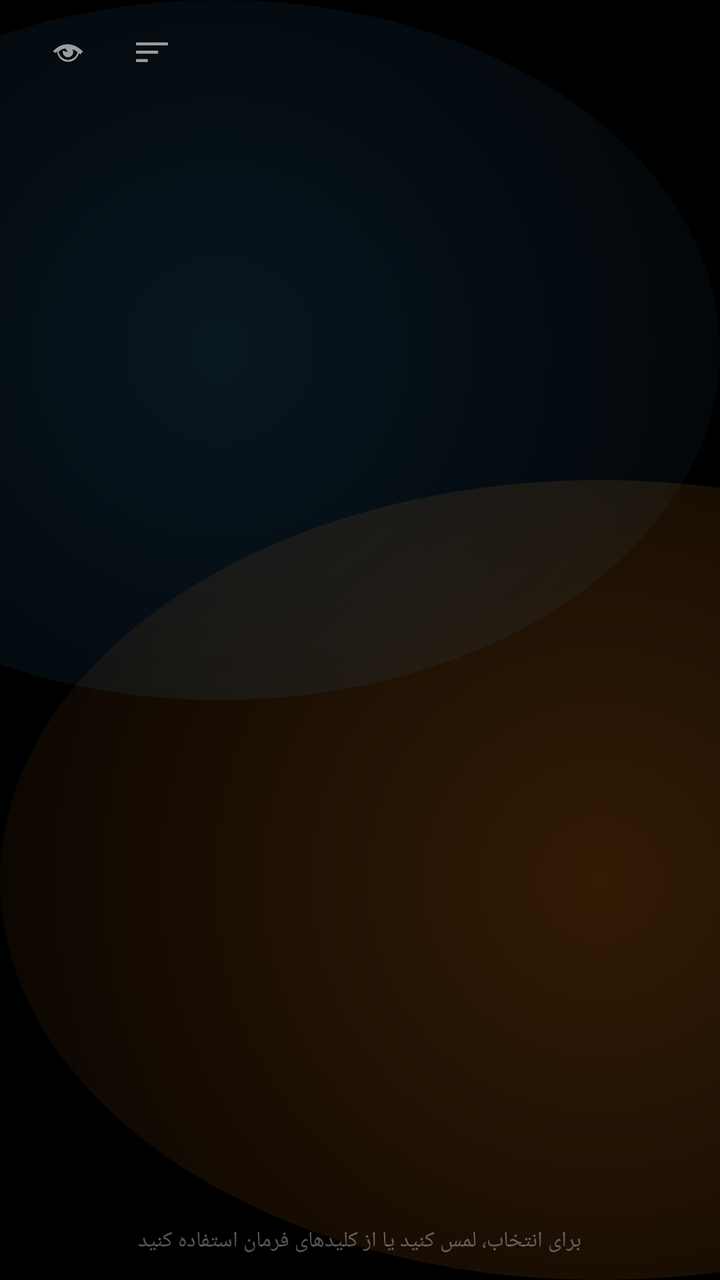
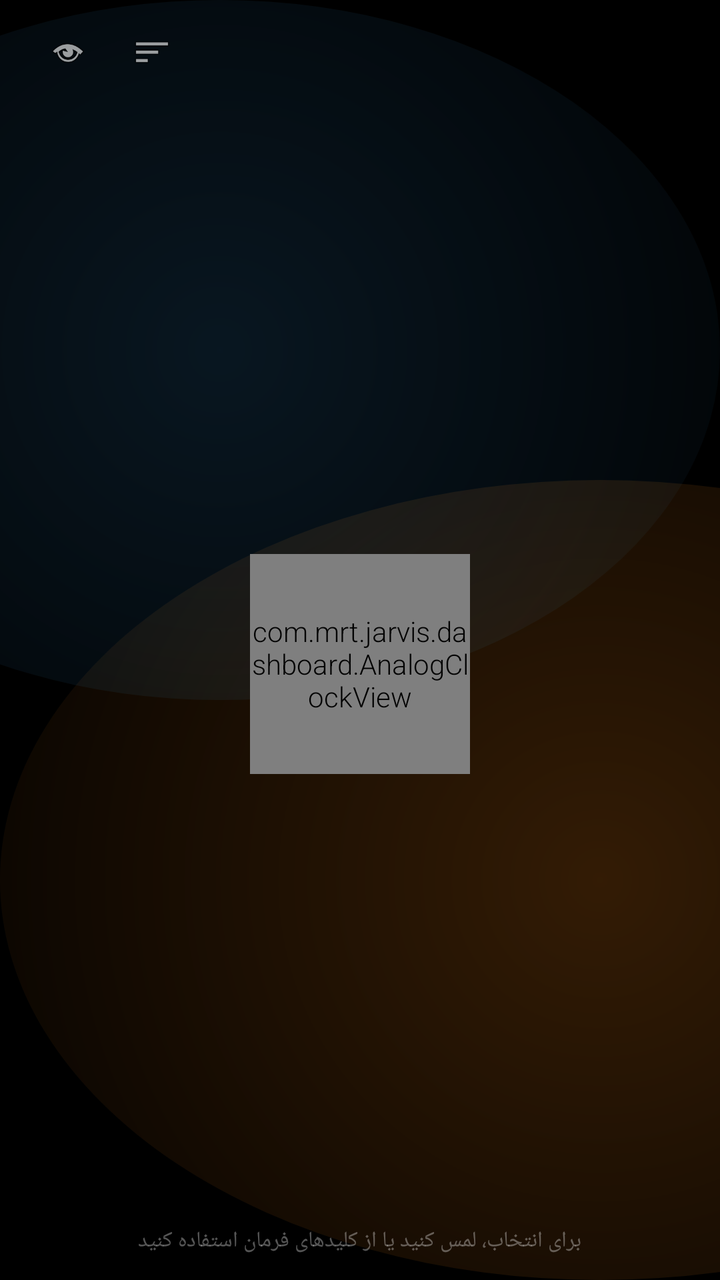

An Android layout rendered at two revisions. The XML below is the earlier revision; the diff shows what the commit changed to produce the second picture.
<!-- AndroidManifest.xml: application theme Theme.MRT -->
<!-- res/layout/activity_hub.xml -->
<?xml version="1.0" encoding="utf-8"?>
<FrameLayout xmlns:android="http://schemas.android.com/apk/res/android"
    android:layout_width="match_parent"
    android:layout_height="match_parent"
    android:background="@drawable/bg_hub"
    android:layoutDirection="ltr">

    
    <LinearLayout
        android:id="@+id/hubTopBar"
        android:layout_width="match_parent"
        android:layout_height="wrap_content"
        android:orientation="horizontal"
        android:gravity="center_vertical"
        android:paddingStart="20dp"
        android:paddingEnd="20dp"
        android:paddingTop="12dp"
        android:paddingBottom="6dp">

        <ImageView
            android:id="@+id/btnHome"
            android:layout_width="28dp"
            android:layout_height="28dp"
            android:src="@android:drawable/ic_menu_view"
            android:contentDescription="@string/back"
            android:padding="4dp"/>

        <ImageView
            android:id="@+id/btnGrid"
            android:layout_width="28dp"
            android:layout_height="28dp"
            android:layout_marginStart="14dp"
            android:src="@android:drawable/ic_menu_sort_by_size"
            android:contentDescription="@string/settings"
            android:padding="4dp"/>

        <View
            android:layout_width="0dp"
            android:layout_height="1dp"
            android:layout_weight="1"/>

        <TextView
            android:id="@+id/tvHubWarn"
            android:layout_width="wrap_content"
            android:layout_height="wrap_content"
            android:layout_marginEnd="16dp"
            android:text="▲"
            android:textColor="@color/amber"
            android:textSize="16sp"
            android:visibility="gone"/>

        <TextView
            android:id="@+id/tvHubStatus"
            android:layout_width="wrap_content"
            android:layout_height="wrap_content"
            android:layout_marginEnd="16dp"
            android:textColor="@color/text_dim"
            android:textSize="12sp"/>

        <TextView
            android:id="@+id/tvHubClock"
            android:layout_width="wrap_content"
            android:layout_height="wrap_content"
            android:textColor="@color/text"
            android:textSize="17sp"
            android:fontFamily="sans-serif-light"
            android:letterSpacing="0.05"/>
    </LinearLayout>

    
    <LinearLayout
        android:id="@+id/hubCards"
        android:layout_width="match_parent"
        android:layout_height="wrap_content"
        android:layout_gravity="center_vertical"
        android:orientation="horizontal"
        android:paddingStart="20dp"
        android:paddingEnd="20dp"/>

    
    <TextView
        android:id="@+id/tvHubHint"
        android:layout_width="wrap_content"
        android:layout_height="wrap_content"
        android:layout_gravity="bottom|center_horizontal"
        android:layout_marginBottom="12dp"
        android:text="@string/hub_hint"
        android:textColor="@color/text_muted"
        android:textSize="11sp"
        android:layoutDirection="rtl"/>
</FrameLayout>
<!-- resources referenced by this layout -->
<resources>
  <color name="amber">#FFF5A524</color>
  <color name="text">#FFEFF3F8</color>
  <color name="text_dim">#FF8A96A8</color>
  <color name="text_muted">#55FFFFFF</color>
  <!-- drawable bg_hub (drawable) -->
  <?xml version="1.0" encoding="utf-8"?>
  <layer-list xmlns:android="http://schemas.android.com/apk/res/android">
  
      
      <item>
          <shape android:shape="rectangle">
              <solid android:color="@color/bg_pure"/>
          </shape>
      </item>
  
      
      <item
          android:width="600dp"
          android:height="400dp"
          android:gravity="bottom|start"
          android:top="-200dp"
          android:right="-300dp">
          <shape android:shape="oval">
              <gradient
                  android:type="radial"
                  android:gradientRadius="400dp"
                  android:centerX="0.5"
                  android:centerY="0.5"
                  android:startColor="#33FF8A1A"
                  android:endColor="#00000000"/>
          </shape>
      </item>
  
      
      <item
          android:width="500dp"
          android:height="350dp"
          android:gravity="top|end"
          android:bottom="-175dp"
          android:left="-250dp">
          <shape android:shape="oval">
              <gradient
                  android:type="radial"
                  android:gradientRadius="350dp"
                  android:centerX="0.5"
                  android:centerY="0.5"
                  android:startColor="#223FA9F5"
                  android:endColor="#00000000"/>
          </shape>
      </item>
  </layer-list>
  <string name="back">بازگشت</string>
  <string name="hub_hint">برای انتخاب، لمس کنید یا از کلیدهای فرمان استفاده کنید</string>
  <string name="settings">تنظیمات</string>
  <style name="Theme.MRT" parent="Theme.AppCompat.NoActionBar">
          <item name="android:windowBackground">@drawable/bg_cockpit</item>
          <item name="android:windowFullscreen">true</item>
          <item name="android:windowNoTitle">true</item>
          <item name="android:windowContentOverlay">@null</item>
          <item name="colorAccent">@color/accent</item>
          <item name="android:textColor">@color/text</item>
          <item name="android:fontFamily">sans-serif-light</item>
          <item name="android:windowLayoutInDisplayCutoutMode" tools:targetApi="o_mr1">shortEdges</item>
      </style>
  <color name="bg_pure">#FF000000</color>
  <!-- drawable bg_cockpit (drawable) -->
  <?xml version="1.0" encoding="utf-8"?>
  <shape xmlns:android="http://schemas.android.com/apk/res/android"
      android:shape="rectangle">
      <gradient
          android:type="radial"
          android:gradientRadius="900dp"
          android:centerX="0.5"
          android:centerY="0.35"
          android:startColor="@color/bg2"
          android:endColor="@color/bg"/>
  </shape>
  <color name="accent">#FF3FA9F5</color>
  <color name="bg2">#FF0E1420</color>
  <color name="bg">#FF06080C</color>
</resources>

<!-- the commit's change to res/layout/activity_hub.xml (unified diff, before → after) -->
@@ -7,7 +7,6 @@
 
     
     <LinearLayout
-        android:id="@+id/hubTopBar"
         android:layout_width="match_parent"
         android:layout_height="wrap_content"
         android:orientation="horizontal"
@@ -69,13 +68,28 @@
 
     
     <LinearLayout
-        android:id="@+id/hubCards"
         android:layout_width="match_parent"
-        android:layout_height="wrap_content"
-        android:layout_gravity="center_vertical"
-        android:orientation="horizontal"
-        android:paddingStart="20dp"
-        android:paddingEnd="20dp"/>
+        android:layout_height="match_parent"
+        android:orientation="vertical"
+        android:gravity="center"
+        android:layout_marginTop="40dp">
+
+        
+        <com.mrt.jarvis.dashboard.AnalogClockView
+            android:id="@+id/hubClock"
+            android:layout_width="110dp"
+            android:layout_height="110dp"
+            android:layout_marginBottom="16dp"/>
+
+        
+        <LinearLayout
+            android:id="@+id/hubCards"
+            android:layout_width="match_parent"
+            android:layout_height="wrap_content"
+            android:orientation="horizontal"
+            android:paddingStart="20dp"
+            android:paddingEnd="20dp"/>
+    </LinearLayout>
 
     
     <TextView
